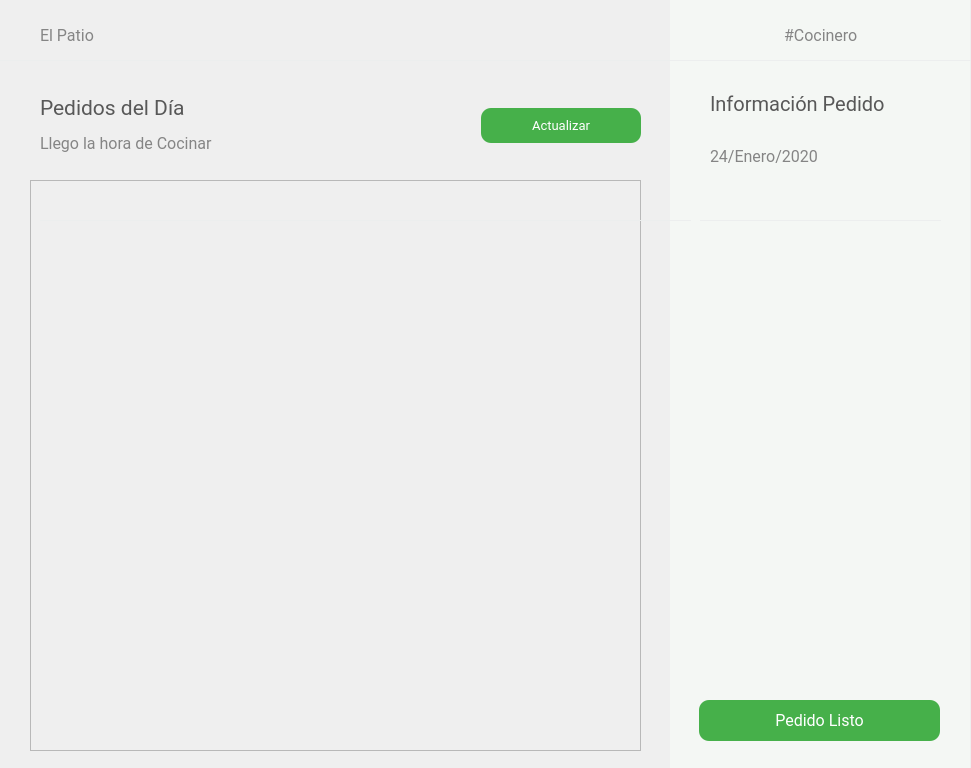
This is El-Patio/cocinero/cocinero_pedidos.ui in MrDanielG/IHC-ElPatio as Qt 5 draws it before an edit. The edited form follows.
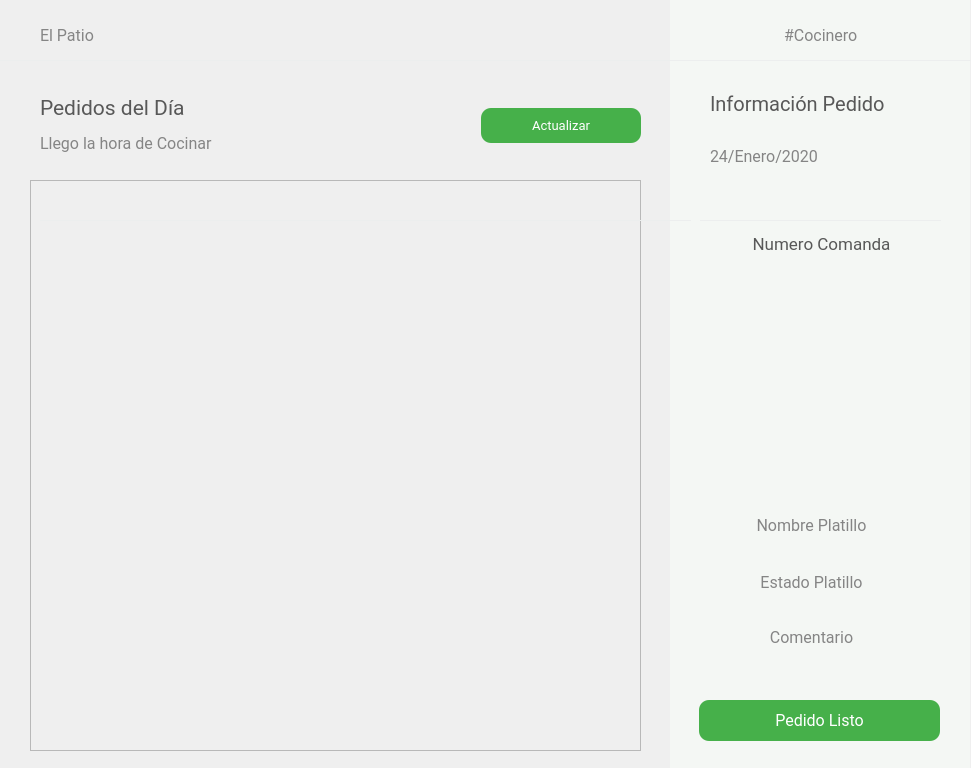
This is the edited form. Icons and pictures are not drawn.

Patch:
```diff
--- a/El-Patio/cocinero/cocinero_pedidos.ui
+++ b/El-Patio/cocinero/cocinero_pedidos.ui
@@ -394,22 +394,6 @@
     </item>
    </layout>
   </widget>
-  <widget class="QLabel" name="sideBar">
-   <property name="geometry">
-    <rect>
-     <x>670</x>
-     <y>0</y>
-     <width>300</width>
-     <height>768</height>
-    </rect>
-   </property>
-   <property name="styleSheet">
-    <string notr="true">background-color: rgb(244, 247, 244);</string>
-   </property>
-   <property name="text">
-    <string/>
-   </property>
-  </widget>
   <widget class="QWidget" name="layoutWidget_6">
    <property name="geometry">
     <rect>
@@ -482,18 +466,124 @@
     <string/>
    </property>
   </widget>
-  <widget class="QWidget" name="layoutWidget">
+  <widget class="QLabel" name="label">
    <property name="geometry">
     <rect>
-     <x>700</x>
-     <y>230</y>
-     <width>241</width>
-     <height>451</height>
+     <x>670</x>
+     <y>0</y>
+     <width>300</width>
+     <height>768</height>
     </rect>
    </property>
-   <layout class="QVBoxLayout" name="verticalLayout">
-    <item>
+   <property name="styleSheet">
+    <string notr="true">background-color: rgb(244, 247, 244);</string>
+   </property>
+   <property name="text">
+    <string/>
+   </property>
+  </widget>
+  <widget class="QLabel" name="nombrePlatillo">
+   <property name="geometry">
+    <rect>
+     <x>701</x>
+     <y>500</y>
+     <width>221</width>
+     <height>51</height>
+    </rect>
+   </property>
+   <property name="font">
+    <font>
+     <family>Roboto</family>
+     <pointsize>12</pointsize>
+    </font>
+   </property>
+   <property name="styleSheet">
+    <string notr="true">color: rgb(133, 133, 133);
+</string>
+   </property>
+   <property name="text">
+    <string>Nombre Platillo</string>
+   </property>
+   <property name="alignment">
+    <set>Qt::AlignCenter</set>
+   </property>
+   <property name="wordWrap">
+    <bool>true</bool>
+   </property>
+  </widget>
+  <widget class="QLabel" name="comentarioPlatillo">
+   <property name="geometry">
+    <rect>
+     <x>701</x>
+     <y>625</y>
+     <width>221</width>
+     <height>24</height>
+    </rect>
+   </property>
+   <property name="font">
+    <font>
+     <family>Roboto</family>
+     <pointsize>12</pointsize>
+    </font>
+   </property>
+   <property name="styleSheet">
+    <string notr="true">color: rgb(133, 133, 133);
+</string>
+   </property>
+   <property name="text">
+    <string>Comentario</string>
+   </property>
+   <property name="alignment">
+    <set>Qt::AlignCenter</set>
+   </property>
+   <property name="wordWrap">
+    <bool>true</bool>
+   </property>
+  </widget>
+  <widget class="QLabel" name="estadoPlatillo">
+   <property name="geometry">
+    <rect>
+     <x>701</x>
+     <y>570</y>
+     <width>221</width>
+     <height>24</height>
+    </rect>
+   </property>
+   <property name="font">
+    <font>
+     <family>Roboto</family>
+     <pointsize>12</pointsize>
+    </font>
+   </property>
+   <property name="styleSheet">
+    <string notr="true">color: rgb(133, 133, 133);
+</string>
+   </property>
+   <property name="text">
+    <string>Estado Platillo</string>
+   </property>
+   <property name="alignment">
+    <set>Qt::AlignCenter</set>
+   </property>
+   <property name="wordWrap">
+    <bool>true</bool>
+   </property>
+  </widget>
      <widget class="QLabel" name="numComanda">
+   <property name="geometry">
+    <rect>
+     <x>701</x>
+     <y>231</y>
+     <width>241</width>
+     <height>27</height>
+    </rect>
+   </property>
+   <property name="minimumSize">
+    <size>
+     <width>200</width>
+     <height>27</height>
+    </size>
+   </property>
       <property name="font">
        <font>
         <family>Roboto</family>
@@ -507,16 +597,25 @@
       <property name="text">
        <string>Numero Comanda</string>
       </property>
+   <property name="alignment">
+    <set>Qt::AlignCenter</set>
+   </property>
       <property name="wordWrap">
        <bool>true</bool>
       </property>
      </widget>
-    </item>
-    <item>
-     <widget class="QLabel" name="elPatio_10">
+  <widget class="QLabel" name="imgPlatillo">
+   <property name="geometry">
+    <rect>
+     <x>720</x>
+     <y>280</y>
+     <width>200</width>
+     <height>200</height>
+    </rect>
+   </property>
       <property name="minimumSize">
        <size>
-        <width>180</width>
+     <width>200</width>
         <height>200</height>
        </size>
       </property>
@@ -540,70 +639,7 @@
        <bool>true</bool>
       </property>
      </widget>
-    </item>
-    <item>
-     <widget class="QLabel" name="nombrePlatillo">
-      <property name="font">
-       <font>
-        <family>Roboto</family>
-        <pointsize>12</pointsize>
-       </font>
-      </property>
-      <property name="styleSheet">
-       <string notr="true">color: rgb(133, 133, 133);
-</string>
-      </property>
-      <property name="text">
-       <string>Nombre Platillo</string>
-      </property>
-      <property name="wordWrap">
-       <bool>true</bool>
-      </property>
-     </widget>
-    </item>
-    <item>
-     <widget class="QLabel" name="estadoPlatillo">
-      <property name="font">
-       <font>
-        <family>Roboto</family>
-        <pointsize>12</pointsize>
-       </font>
-      </property>
-      <property name="styleSheet">
-       <string notr="true">color: rgb(133, 133, 133);
-</string>
-      </property>
-      <property name="text">
-       <string>Estado Platillo</string>
-      </property>
-      <property name="wordWrap">
-       <bool>true</bool>
-      </property>
-     </widget>
-    </item>
-    <item>
-     <widget class="QLabel" name="comentarioPlatillo">
-      <property name="font">
-       <font>
-        <family>Roboto</family>
-        <pointsize>12</pointsize>
-       </font>
-      </property>
-      <property name="styleSheet">
-       <string notr="true">color: rgb(133, 133, 133);
-</string>
-      </property>
-      <property name="text">
-       <string>Comentario</string>
-      </property>
-      <property name="wordWrap">
-       <bool>true</bool>
-      </property>
-     </widget>
-    </item>
-   </layout>
-  </widget>
-  <zorder>sideBar</zorder>
+  <zorder>label</zorder>
   <zorder>layoutWidget</zorder>
   <zorder>line_3</zorder>
   <zorder>layoutWidget</zorder>
@@ -615,6 +651,11 @@
   <zorder>layoutWidget_5</zorder>
   <zorder>layoutWidget_6</zorder>
   <zorder>line</zorder>
+  <zorder>nombrePlatillo</zorder>
+  <zorder>comentarioPlatillo</zorder>
+  <zorder>numComanda</zorder>
+  <zorder>estadoPlatillo</zorder>
+  <zorder>imgPlatillo</zorder>
  </widget>
  <resources>
   <include location="../Recursos.qrc"/>
```
Lines whose indentation alone changed are shown as unchanged.
